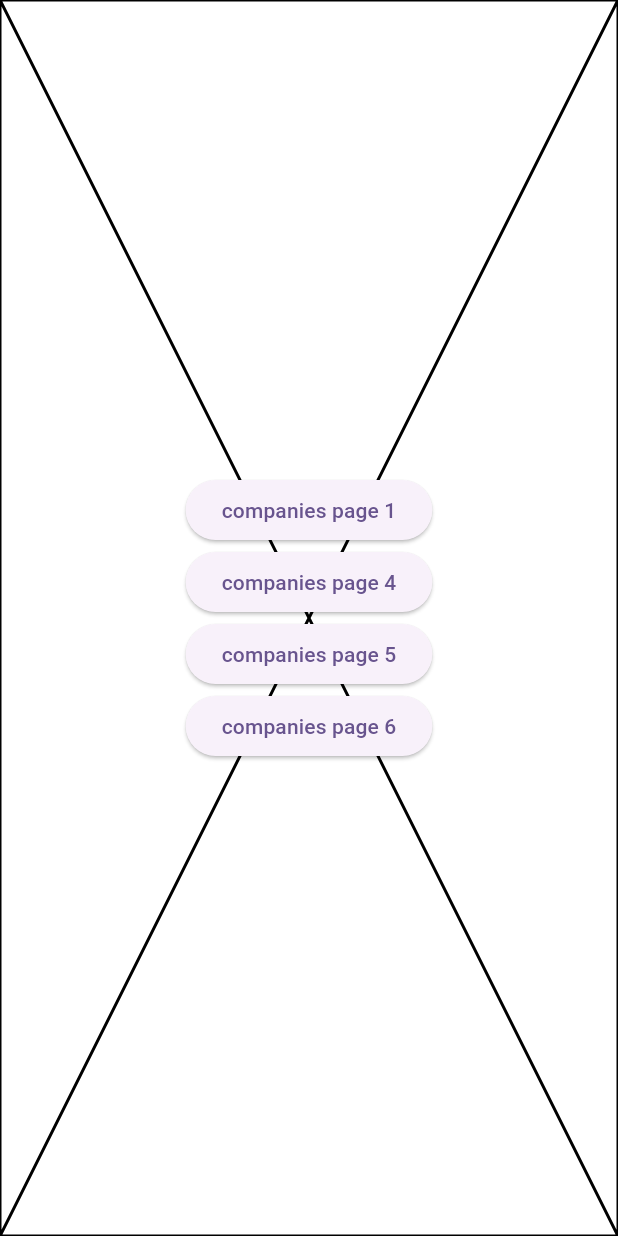
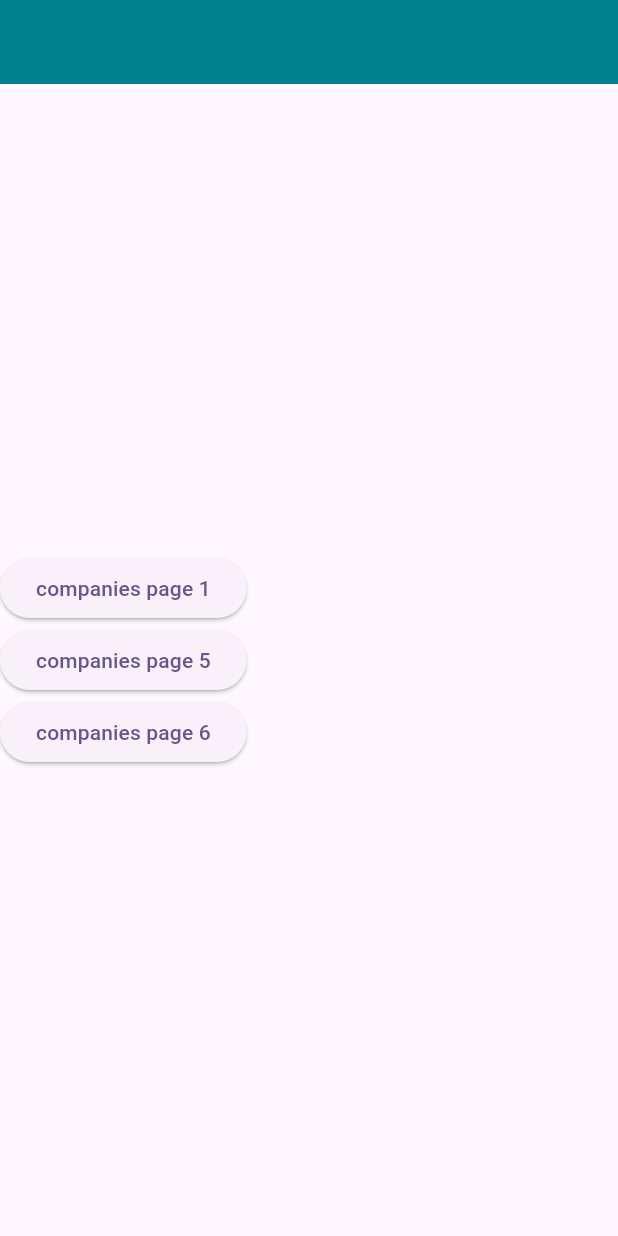
Before and after one commit to Xenon506/Bussiness_Detail_page_jinn, a Flutter app: the screen it shows after launch, on a phone screen of 412 x 824 dp. Run offline on Flutter 3.47's test engine with Material 3 defaults, Android fonts, the phone set to English and light mode, and no system bars; our stand-ins replace cloud_firestore, firebase_core; accounts and stored records are empty.

Commit message:
Exam day

```diff
--- a/lib/home.dart
+++ b/lib/home.dart
@@ -1,6 +1,6 @@
 import 'package:bussiness_by_jinn/bussinesspage5.dart';
 import 'package:bussiness_by_jinn/companiespage.dart';
-import 'package:bussiness_by_jinn/companiespage4.dart';
+
 import 'package:bussiness_by_jinn/companiespage6.dart';
 import 'package:flutter/material.dart';
 
@@ -10,9 +10,13 @@ class Home extends StatelessWidget {
 
   @override
   Widget build(BuildContext context) {
-    return Placeholder(
-      color: Colors.black,
-      child: Column(
+    return Scaffold(
+      appBar: AppBar(
+        backgroundColor: Colors.cyan[800],
+
+      ),
+      body:
+        Column(
           mainAxisAlignment: MainAxisAlignment.center,
           children: [
             ElevatedButton(onPressed: () {
@@ -28,10 +32,6 @@ class Home extends StatelessWidget {
           //     MaterialPageRoute(builder: (context) => Companiespage3(bid: '1')));
           //   }, child: Text('companies page 3')),
 
-          ElevatedButton(onPressed: (){
-            Navigator.push(context,
-            MaterialPageRoute(builder: (context) => Companiespage4()));
-          }, child: Text('companies page 4')),
 
             ElevatedButton(onPressed: (){
               Navigator.push(context,
@@ -47,6 +47,7 @@ class Home extends StatelessWidget {
 
           ],
         ),
+
     );
   }
 }
```
Lines whose indentation alone changed are shown as unchanged.
